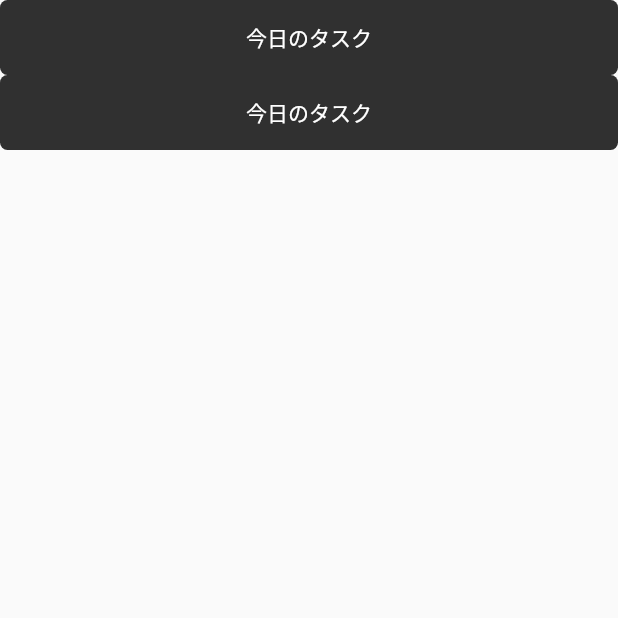
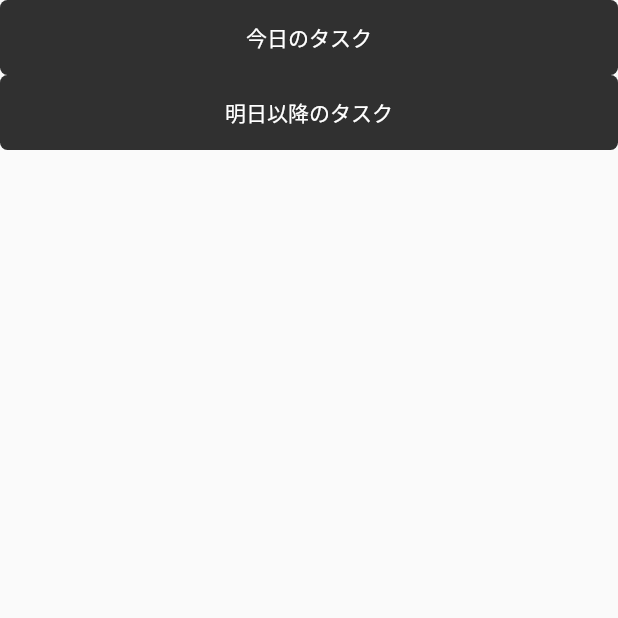
Before and after one commit to yoichiyy/taskapp2, a Flutter app: the screen it shows after launch, on a phone screen of 412 x 824 dp, the top half of it. Run offline on Flutter 3.47's test engine with Material 2 defaults, Android fonts, the phone set to English and light mode, and no system bars.

Commit message:
バー関数に引数を渡して、表示する文字を変える

```diff
--- a/lib/pages/task_list.dart
+++ b/lib/pages/task_list.dart
@@ -7,20 +7,20 @@ class TaskList extends StatelessWidget {
       body: SafeArea(
         child: Column(
           children: [
-            bar(),
-            bar(),
+            bar("今日のタスク"),
+            bar("明日以降のタスク"),
           ],
         ),
       ),
     );
   }
 
-  Widget bar() {
+  Widget bar(String title) {
     return Container(
       constraints: BoxConstraints.expand(height: 50),
       child: Center(
         child: Text(
-          "今日のタスク",
+          title,
           style: TextStyle(
             color: Colors.white,
           ),
```
